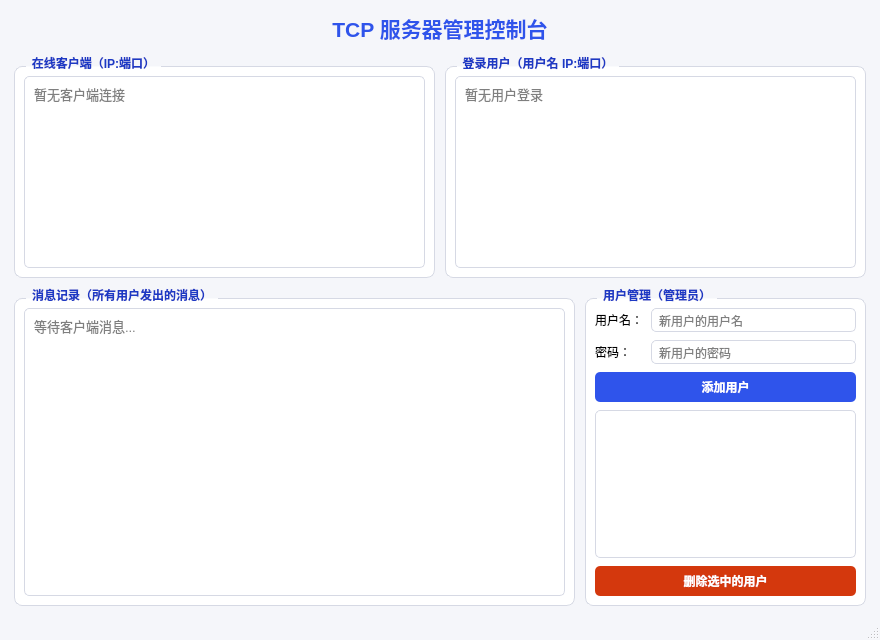
Qt form TCPServer/mainwindow.ui (carson631/TcpServer-Client) before a commit.
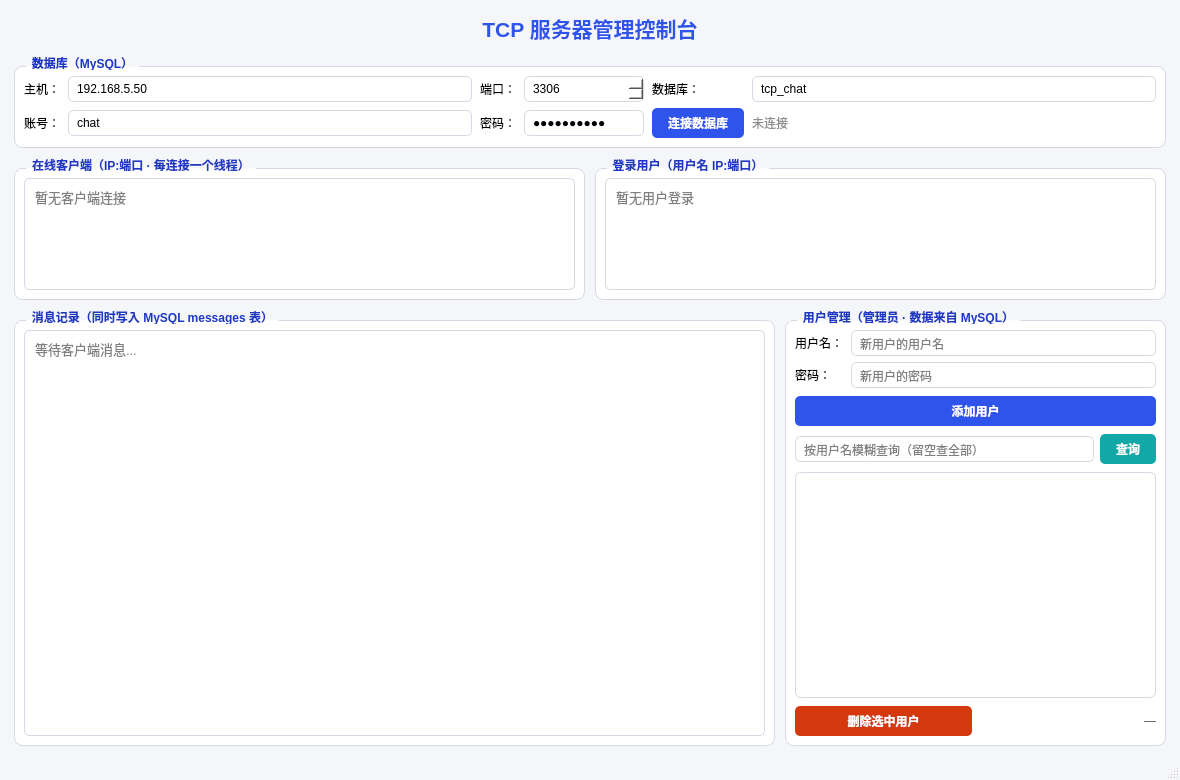
The same form after that commit.

Commit message:
feat(server): 多线程服务器 + MySQL 持久化 + QTableView 用户管理
- 重写 incomingConnection() 只抛描述符，每个连接一个工作线程（MyThread::run）；
  跨线程发送走互斥队列，业务逻辑与 SQL 留主线程
- 用户/消息/好友关系入 MySQL（tcp_chat 库），Database 单例预处理语句+事务；
  首次连库自动建库建表并迁移老 users.txt/friends.txt；连不上自动重试 6 次
- 管理界面新增 QTableView 用户面板：模糊查询、增删/上下线/发消息实时刷新；
  好友列按对方 COUNT(DISTINCT) 去重（修复 N 个好友数成 2N 的 bug）
- CMake POST_BUILD 自动部署 MySQL 运行时（qsqlmysql + libmysql/ssl/crypto），
  根因与排障见 TCPServer/README.md「Driver not loaded 怎么来的」
- 新增 tools/ 数据库排障小程序与 sql/schema.sql

The edit to the form file:
```diff
--- a/TCPServer/mainwindow.ui
+++ b/TCPServer/mainwindow.ui
@@ -6,14 +6,14 @@
    <rect>
     <x>0</x>
     <y>0</y>
-    <width>880</width>
-    <height>640</height>
+    <width>1180</width>
+    <height>780</height>
    </rect>
   </property>
   <property name="minimumSize">
    <size>
-    <width>760</width>
-    <height>580</height>
+    <width>1020</width>
+    <height>660</height>
    </size>
   </property>
   <property name="windowTitle">
@@ -48,21 +48,41 @@
 QPushButton:disabled { background: #c3c9e8; color: #f4f5fb; }
 QPushButton#deleteUserButton { background: #d4380d; }
 QPushButton#deleteUserButton:hover { background: #e64a19; }
-QLineEdit, QTextEdit, QListWidget {
+QPushButton#queryUserButton { background: #13a8a8; }
+QPushButton#queryUserButton:hover { background: #19bcbc; }
+QLineEdit, QTextEdit, QSpinBox {
   border: 1px solid #d6d9e4;
   border-radius: 5px;
-  padding: 3px 5px;
+  padding: 4px 6px;
   background: #ffffff;
   selection-background-color: #2f54eb;
 }
-QLineEdit:focus, QTextEdit:focus, QListWidget:focus { border: 1px solid #2f54eb; }
-QListWidget::item { padding: 4px; }
-QListWidget::item:selected { background: #e6ebff; color: #1d39c4; }
-QTextEdit { font-family: &quot;Microsoft YaHei&quot;; font-size: 10pt; }
-QListWidget#userList { font-weight: normal; color: #333333; }</string>
+QLineEdit:focus, QTextEdit:focus, QSpinBox:focus { border: 1px solid #2f54eb; }
+QLineEdit[readOnly="true"] { background: #f0f2f7; }
+QTextEdit { font-family: &quot;Microsoft YaHei&quot;, &quot;Consolas&quot;; font-size: 10pt; }
+QTableView {
+  border: 1px solid #d6d9e4;
+  border-radius: 6px;
+  background: #ffffff;
+  gridline-color: #eef0f5;
+  selection-background-color: #e6ebff;
+  selection-color: #1d39c4;
+}
+QTableView::item { padding: 4px 6px; }
+QHeaderView::section {
+  background: #f0f3fb;
+  color: #1d39c4;
+  border: none;
+  border-right: 1px solid #e2e6f0;
+  border-bottom: 1px solid #d6d9e4;
+  padding: 6px 6px;
+  font-weight: bold;
+}
+QLabel#dbStatusLabel { color: #8c8c8c; }
+QLabel#statsLabel { color: #595959; }</string>
   </property>
   <widget class="QWidget" name="centralwidget">
-   <layout class="QVBoxLayout" name="mainLayout" stretch="0,0,1">
+   <layout class="QVBoxLayout" name="mainLayout" stretch="0,0,0,1">
     <property name="leftMargin">
      <number>14</number>
     </property>
@@ -88,6 +108,117 @@
       </property>
      </widget>
     </item>
+    <item>
+     <widget class="QGroupBox" name="dbGroup">
+      <property name="title">
+       <string>数据库（MySQL）</string>
+      </property>
+      <layout class="QGridLayout" name="dbGrid" columnstretch="0,1,0,0,0,1">
+       <property name="horizontalSpacing">
+        <number>8</number>
+       </property>
+       <property name="verticalSpacing">
+        <number>6</number>
+       </property>
+       <item row="0" column="0">
+        <widget class="QLabel" name="dbHostLabel">
+         <property name="text">
+          <string>主机：</string>
+         </property>
+        </widget>
+       </item>
+       <item row="0" column="1">
+        <widget class="QLineEdit" name="dbHostEdit">
+         <property name="text">
+          <string>192.168.5.50</string>
+         </property>
+         <property name="placeholderText">
+          <string>MySQL 服务器 IP</string>
+         </property>
+        </widget>
+       </item>
+       <item row="0" column="2">
+        <widget class="QLabel" name="dbPortLabel">
+         <property name="text">
+          <string>端口：</string>
+         </property>
+        </widget>
+       </item>
+       <item row="0" column="3">
+        <widget class="QSpinBox" name="dbPortSpin">
+         <property name="minimum">
+          <number>1</number>
+         </property>
+         <property name="maximum">
+          <number>65535</number>
+         </property>
+         <property name="value">
+          <number>3306</number>
+         </property>
+        </widget>
+       </item>
+       <item row="0" column="4">
+        <widget class="QLabel" name="dbNameLabel">
+         <property name="text">
+          <string>数据库：</string>
+         </property>
+        </widget>
+       </item>
+       <item row="0" column="5">
+        <widget class="QLineEdit" name="dbNameEdit">
+         <property name="text">
+          <string>tcp_chat</string>
+         </property>
+        </widget>
+       </item>
+       <item row="1" column="0">
+        <widget class="QLabel" name="dbUserLabel">
+         <property name="text">
+          <string>账号：</string>
+         </property>
+        </widget>
+       </item>
+       <item row="1" column="1">
+        <widget class="QLineEdit" name="dbUserEdit">
+         <property name="text">
+          <string>chat</string>
+         </property>
+        </widget>
+       </item>
+       <item row="1" column="2">
+        <widget class="QLabel" name="dbPassLabel">
+         <property name="text">
+          <string>密码：</string>
+         </property>
+        </widget>
+       </item>
+       <item row="1" column="3">
+        <widget class="QLineEdit" name="dbPassEdit">
+         <property name="echoMode">
+          <enum>QLineEdit::Password</enum>
+         </property>
+         <property name="text">
+          <string>chat123456</string>
+         </property>
+        </widget>
+       </item>
+       <item row="1" column="4">
+        <widget class="QPushButton" name="dbConnectButton">
+         <property name="text">
+          <string>连接数据库</string>
+         </property>
+        </widget>
+       </item>
+       <item row="1" column="5">
+        <widget class="QLabel" name="dbStatusLabel">
+         <property name="text">
+          <string>未连接</string>
+         </property>
+        </widget>
+       </item>
+      </layout>
+     </widget>
+    </item>
     <item>
      <layout class="QHBoxLayout" name="statusRow" stretch="1,1">
       <property name="spacing">
@@ -96,7 +227,7 @@
       <item>
        <widget class="QGroupBox" name="clientGroup">
         <property name="title">
-         <string>在线客户端（IP:端口）</string>
+         <string>在线客户端（IP:端口 · 每连接一个线程）</string>
         </property>
         <layout class="QVBoxLayout" name="clientLayout">
          <item>
@@ -104,7 +235,13 @@
            <property name="minimumSize">
             <size>
              <width>0</width>
-             <height>110</height>
+             <height>96</height>
+            </size>
+           </property>
+           <property name="maximumSize">
+            <size>
+             <width>16777215</width>
+             <height>112</height>
             </size>
            </property>
            <property name="readOnly">
@@ -129,7 +266,13 @@
            <property name="minimumSize">
             <size>
              <width>0</width>
-             <height>110</height>
+             <height>96</height>
+            </size>
+           </property>
+           <property name="maximumSize">
+            <size>
+             <width>16777215</width>
+             <height>112</height>
             </size>
            </property>
            <property name="readOnly">
@@ -153,7 +296,7 @@
       <item>
        <widget class="QGroupBox" name="msgGroup">
         <property name="title">
-         <string>消息记录（所有用户发出的消息）</string>
+         <string>消息记录（同时写入 MySQL messages 表）</string>
         </property>
         <layout class="QVBoxLayout" name="msgLayout">
          <item>
@@ -172,9 +315,9 @@
       <item>
        <widget class="QGroupBox" name="manageGroup">
         <property name="title">
-         <string>用户管理（管理员）</string>
+         <string>用户管理（管理员 · 数据来自 MySQL）</string>
         </property>
-        <layout class="QVBoxLayout" name="manageLayout" stretch="0,0,1,0">
+        <layout class="QVBoxLayout" name="manageLayout" stretch="0,0,0,1,0">
          <property name="spacing">
           <number>8</number>
          </property>
@@ -184,7 +327,7 @@
             <number>8</number>
            </property>
            <property name="verticalSpacing">
-            <number>8</number>
+            <number>6</number>
            </property>
            <item row="0" column="0">
             <widget class="QLabel" name="regUserLabel">
@@ -227,21 +370,71 @@
           </widget>
          </item>
          <item>
-          <widget class="QListWidget" name="userList">
+          <layout class="QHBoxLayout" name="queryRow">
+           <property name="spacing">
+            <number>6</number>
+           </property>
+           <item>
+            <widget class="QLineEdit" name="queryUserEdit">
+             <property name="placeholderText">
+              <string>按用户名模糊查询（留空查全部）</string>
+             </property>
+            </widget>
+           </item>
+           <item>
+            <widget class="QPushButton" name="queryUserButton">
+             <property name="text">
+              <string>查询</string>
+             </property>
+            </widget>
+           </item>
+          </layout>
+         </item>
+         <item>
+          <widget class="QTableView" name="usersTable">
            <property name="minimumSize">
             <size>
              <width>0</width>
-             <height>90</height>
+             <height>150</height>
             </size>
            </property>
+           <property name="editTriggers">
+            <set>QAbstractItemView::NoEditTriggers</set>
+           </property>
+           <property name="alternatingRowColors">
+            <bool>true</bool>
+           </property>
+           <property name="selectionBehavior">
+            <enum>QAbstractItemView::SelectRows</enum>
+           </property>
+           <property name="sortingEnabled">
+            <bool>true</bool>
+           </property>
           </widget>
          </item>
          <item>
-          <widget class="QPushButton" name="deleteUserButton">
-           <property name="text">
-            <string>删除选中的用户</string>
+          <layout class="QHBoxLayout" name="footRow">
+           <property name="spacing">
+            <number>8</number>
            </property>
-          </widget>
+           <item>
+            <widget class="QPushButton" name="deleteUserButton">
+             <property name="text">
+              <string>删除选中用户</string>
+             </property>
+            </widget>
+           </item>
+           <item>
+            <widget class="QLabel" name="statsLabel">
+             <property name="text">
+              <string>—</string>
+             </property>
+             <property name="alignment">
+              <set>Qt::AlignRight|Qt::AlignTrailing|Qt::AlignVCenter</set>
+             </property>
+            </widget>
+           </item>
+          </layout>
          </item>
         </layout>
        </widget>
```
Left out of the diff: 2 changed lines with no effect on the pictures. The commit also changes 18 other files.
